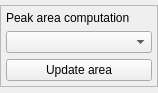
First picture: the form in emzed/core/explorers/widgets/integration_widget.ui, repository uweschmitt/emzed2, before the edit.
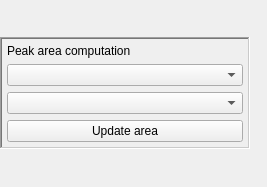
Second picture: the form after the edit.

```diff
--- a/emzed/core/explorers/widgets/integration_widget.ui
+++ b/emzed/core/explorers/widgets/integration_widget.ui
@@ -6,8 +6,8 @@
    <rect>
     <x>0</x>
     <y>0</y>
-    <width>158</width>
-    <height>93</height>
+    <width>267</width>
+    <height>187</height>
    </rect>
   </property>
   <property name="windowTitle">
@@ -32,10 +32,13 @@
       </size>
      </property>
      <property name="frameShape">
-      <enum>QFrame::StyledPanel</enum>
+      <enum>QFrame::WinPanel</enum>
      </property>
      <property name="frameShadow">
-      <enum>QFrame::Raised</enum>
+      <enum>QFrame::Sunken</enum>
+     </property>
+     <property name="lineWidth">
+      <number>1</number>
      </property>
      <layout class="QVBoxLayout" name="verticalLayout_2">
       <property name="margin">
@@ -49,10 +52,30 @@
        </widget>
       </item>
       <item>
-       <widget class="QComboBox" name="_methods"/>
+       <widget class="QComboBox" name="_methods">
+        <property name="focusPolicy">
+         <enum>Qt::NoFocus</enum>
+        </property>
+       </widget>
+      </item>
+      <item>
+       <widget class="QComboBox" name="_postfixes">
+        <property name="focusPolicy">
+         <enum>Qt::NoFocus</enum>
+        </property>
+       </widget>
       </item>
       <item>
        <widget class="QPushButton" name="_compute_button">
+        <property name="enabled">
+         <bool>true</bool>
+        </property>
+        <property name="mouseTracking">
+         <bool>false</bool>
+        </property>
+        <property name="focusPolicy">
+         <enum>Qt::NoFocus</enum>
+        </property>
         <property name="text">
          <string>Update area</string>
         </property>
```
Left out of the diff: 3 changed lines with no effect on the pictures.
